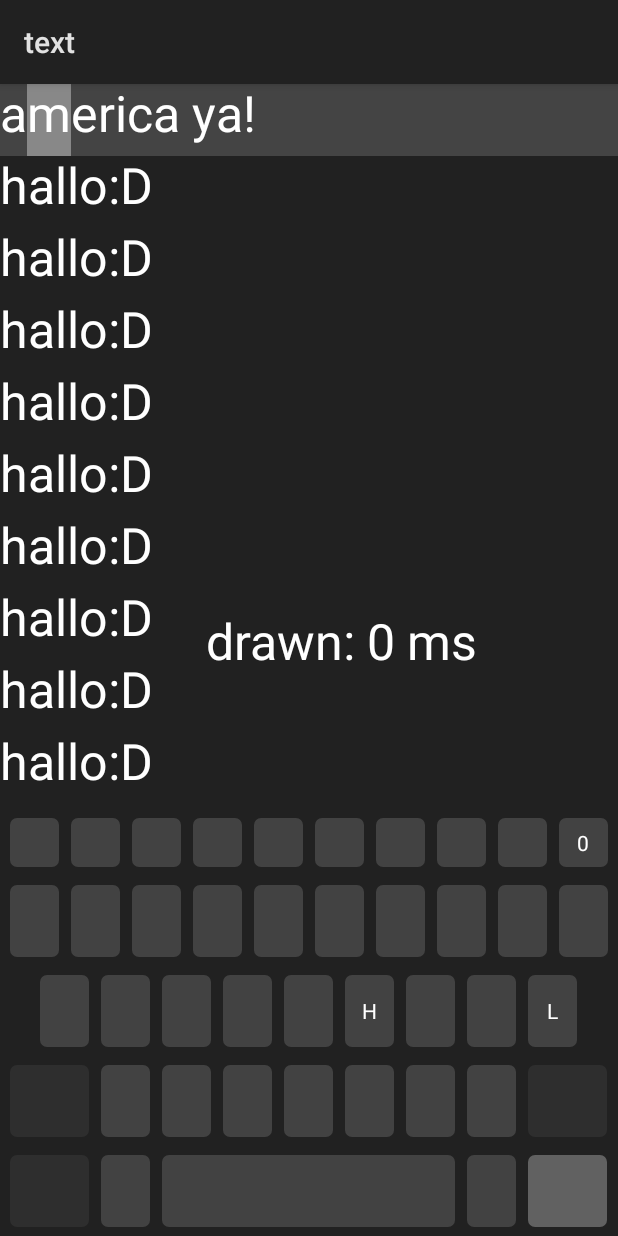
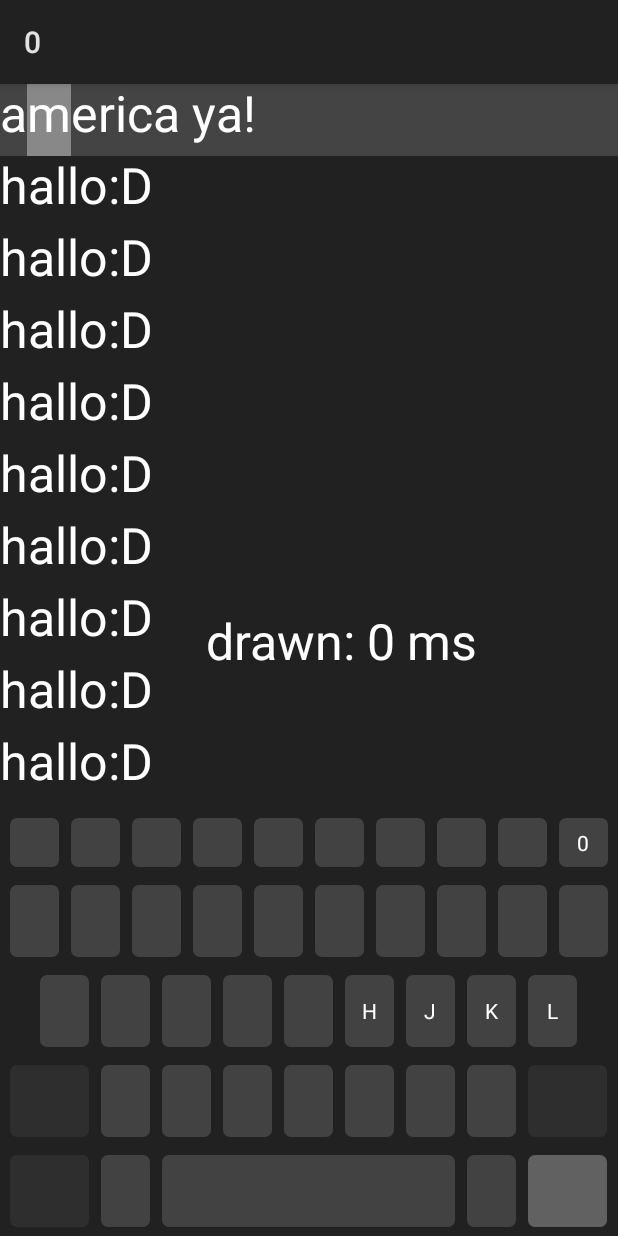
Before and after one commit to IMOitself/text, an Android app: the screen it shows after launch (MainActivity), after a tap on an icon or button, on a phone screen of 412 x 824 dp. Run offline under Robolectric (Android 15) with nearby library versions, the phone set to English and light mode, and no system bars; 3 other taps on this screen came first.

Commit message:
feat(Vim Motion): add motion J and K (move cursor up and down)

```diff
--- a/app/src/main/java/imo/text/Keyboard.java
+++ b/app/src/main/java/imo/text/Keyboard.java
@@ -111,6 +111,8 @@ public class Keyboard {
         TextView keyH = mActivity.findViewById(R.id.key_H);
         TextView keyL = mActivity.findViewById(R.id.key_L);
         TextView key0 = mActivity.findViewById(R.id.key_0);
+        TextView keyJ = mActivity.findViewById(R.id.key_J);
+        TextView keyK = mActivity.findViewById(R.id.key_K);
 
         keyH.setOnClickListener(new View.OnClickListener() {
             @Override
@@ -128,6 +130,20 @@ public class Keyboard {
                 @Override
                 public void onClick(View view) {
                     mEditor.moveCursorToFirstChar();
+                }
+            });
+        keyJ.setOnClickListener(new View.OnClickListener() {
+                @Override
+                public void onClick(View view) {
+                    //mEditor.moveCursorY(1);
+                    mActivity.setTitle(mEditor.moveCursorY(1));
+                }
+            });
+        keyK.setOnClickListener(new View.OnClickListener() {
+                @Override
+                public void onClick(View view) {
+                    //mEditor.moveCursorY(-1);
+                    mActivity.setTitle(mEditor.moveCursorY(-1));
                 }
             });
     }
--- a/app/src/main/res/values/strings.xml
+++ b/app/src/main/res/values/strings.xml
@@ -21,8 +21,8 @@
     <string name="g"> </string>
     <string name="h">H</string>
     <string name="i"> </string>
-    <string name="j"> </string>
-    <string name="k"> </string>
+    <string name="j">J</string>
+    <string name="k">K</string>
     <string name="l">L</string>
     <string name="m"> </string>
     <string name="n"> </string>
```
Also changed, not shown: app/src/main/java/imo/text/Editor.java (+10 -0 lines).
